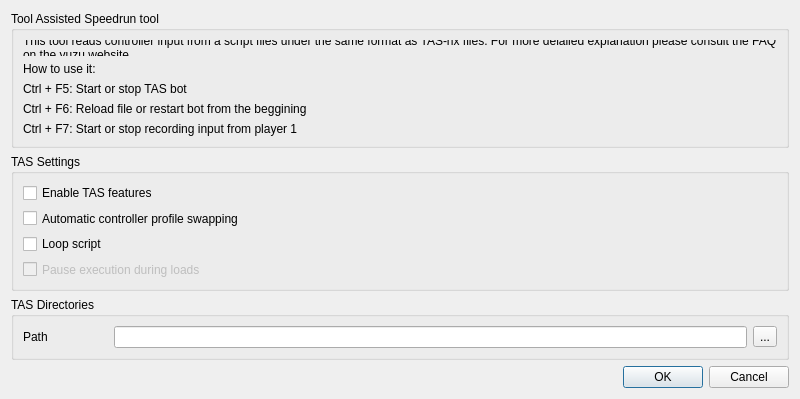
Old version of the form src/yuzu/configuration/configure_tas.ui in the repository QuantumGhost/yuzu.
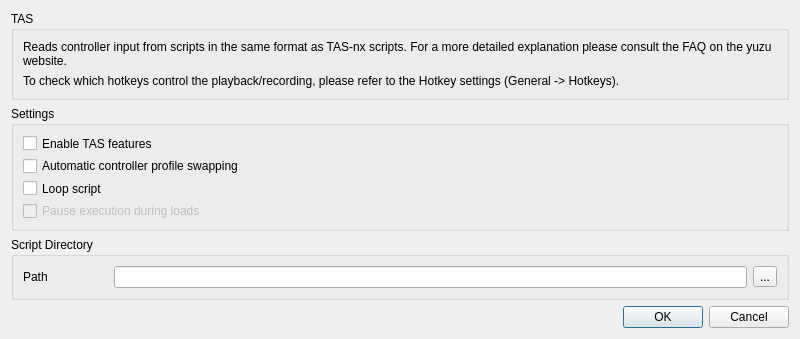
New version of the form.

```diff
--- a/src/yuzu/configuration/configure_tas.ui
+++ b/src/yuzu/configuration/configure_tas.ui
@@ -19,13 +19,13 @@
           <item>
             <widget class="QGroupBox" name="groupBox">
               <property name="title">
-                <string>Tool Assisted Speedrun tool</string>
+                <string>TAS</string>
               </property>
               <layout class="QGridLayout" name="gridLayout">
                 <item row="0" column="0" colspan="1">
                   <widget class="QLabel" name="label_1">
                     <property name="text">
-                      <string>This tool reads controller input from a script files under the same format as TAS-nx files. For more delailed explanation please consult the FAQ on the yuzu website.</string>
+                      <string>Reads controller input from scripts in the same format as TAS-nx scripts. For a more detailed explanation please consult the FAQ on the yuzu website.</string>
                     </property>
                     <property name="wordWrap">
                       <bool>true</bool>
@@ -35,34 +35,13 @@
                 <item row="1" column="0" colspan="1">
                   <widget class="QLabel" name="label_2">
                     <property name="text">
-                      <string>How to use it:</string>
+                      <string>To check which hotkeys control the playback/recording, please refer to the Hotkey settings (General -> Hotkeys).</string>
                     </property>
                     <property name="wordWrap">
                       <bool>true</bool>
                     </property>
                   </widget>
                 </item>
-                <item row="2" column="0" colspan="1">
-                  <widget class="QLabel" name="label_3">
-                    <property name="text">
-                      <string>Ctrl + F5: Start or stop TAS bot</string>
-                    </property>
-                  </widget>
-                </item>
-                <item row="3" column="0" colspan="1">
-                  <widget class="QLabel" name="label_4">
-                    <property name="text">
-                      <string>Ctrl + F6: Reload file or restart bot from the beggining</string>
-                    </property>
-                  </widget>
-                </item>
-                <item row="4" column="0" colspan="1">
-                  <widget class="QLabel" name="label_5">
-                    <property name="text">
-                      <string>Ctrl + F7: Start or stop recording input from player 1</string>
-                    </property>
-                  </widget>
-                </item>
               </layout>
             </widget>
           </item>
@@ -73,7 +52,7 @@
           <item>
             <widget class="QGroupBox" name="groupBox">
               <property name="title">
-                <string>TAS Settings</string>
+                <string>Settings</string>
               </property>
               <layout class="QGridLayout" name="gridLayout">
                 <item row="0" column="0" colspan="4">
@@ -117,7 +96,7 @@
           <item>
             <widget class="QGroupBox" name="groupBox">
               <property name="title">
-                <string>TAS Directories</string>
+                <string>Script Directory</string>
               </property>
               <layout class="QGridLayout" name="gridLayout">
                 <item row="0" column="0">
```
